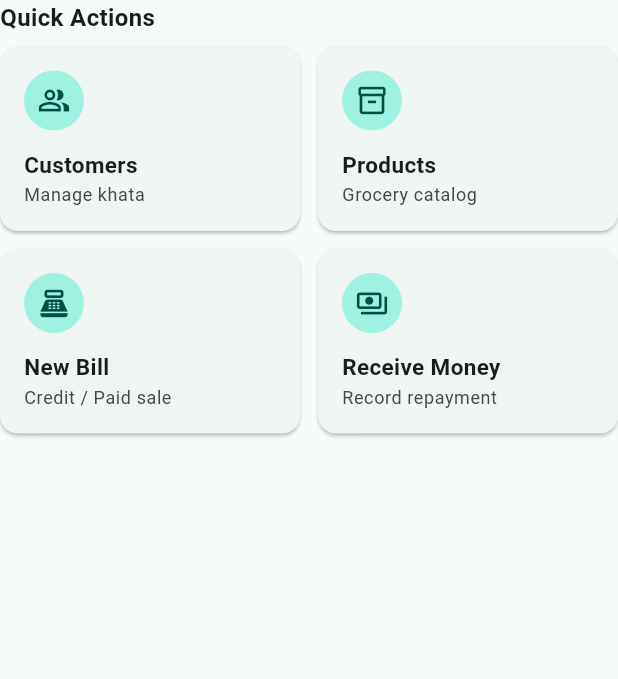
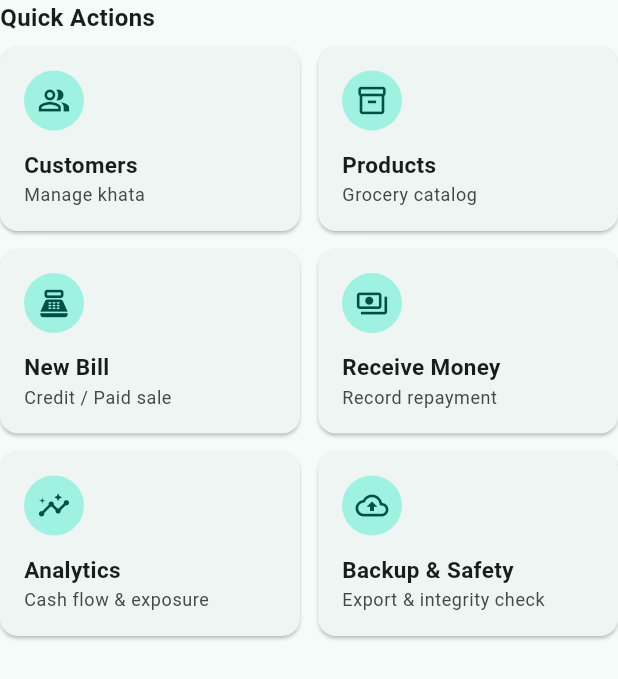
Before and after one commit to faizanrki/Easy_Hisab, a Flutter app: the _QuickActionsGrid widget shown alone on an empty page, opened directly, on a phone screen of 412 x 824 dp. Shown: the top 679 px of the screen. Run offline on Flutter 3.47's test engine with Material 3 defaults, Android fonts, the phone set to English and light mode, and no system bars; our stand-ins replace cloud_firestore, firebase_auth, firebase_core, flutter_riverpod, go_router, pdf and 3 more; accounts and stored records are empty.

Commit message:
feat(dashboard): add Analytics and Backup tiles to Quick Actions grid

```diff
--- a/lib/features/shop/presentation/screens/shop_dashboard_screen.dart
+++ b/lib/features/shop/presentation/screens/shop_dashboard_screen.dart
@@ -313,6 +313,28 @@ class _QuickActionsGrid extends StatelessWidget {
             ),
           ],
         ),
+        const SizedBox(height: 12),
+        Row(
+          children: [
+            Expanded(
+              child: _ActionTile(
+                icon: Icons.insights_rounded,
+                label: 'Analytics',
+                subtitle: 'Cash flow & exposure',
+                onTap: () => context.push(AppRoutes.analytics),
+              ),
+            ),
+            const SizedBox(width: 12),
+            Expanded(
+              child: _ActionTile(
+                icon: Icons.backup_outlined,
+                label: 'Backup & Safety',
+                subtitle: 'Export & integrity check',
+                onTap: () => context.push(AppRoutes.backup),
+              ),
+            ),
+          ],
+        ),
       ],
     );
   }
```
